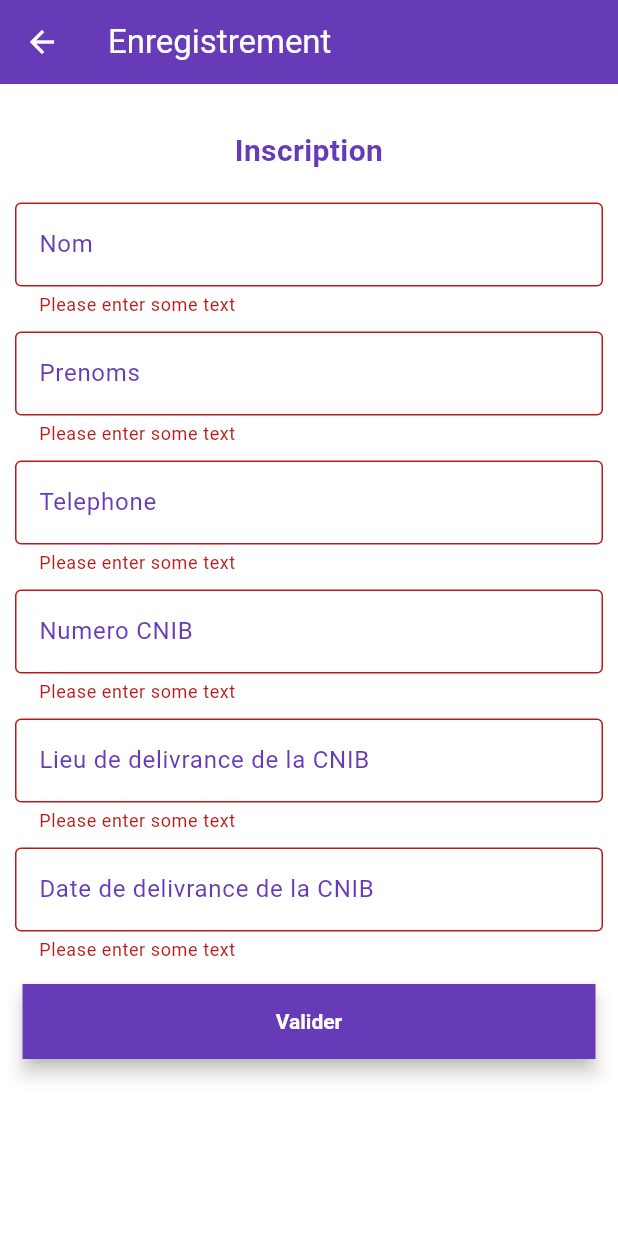
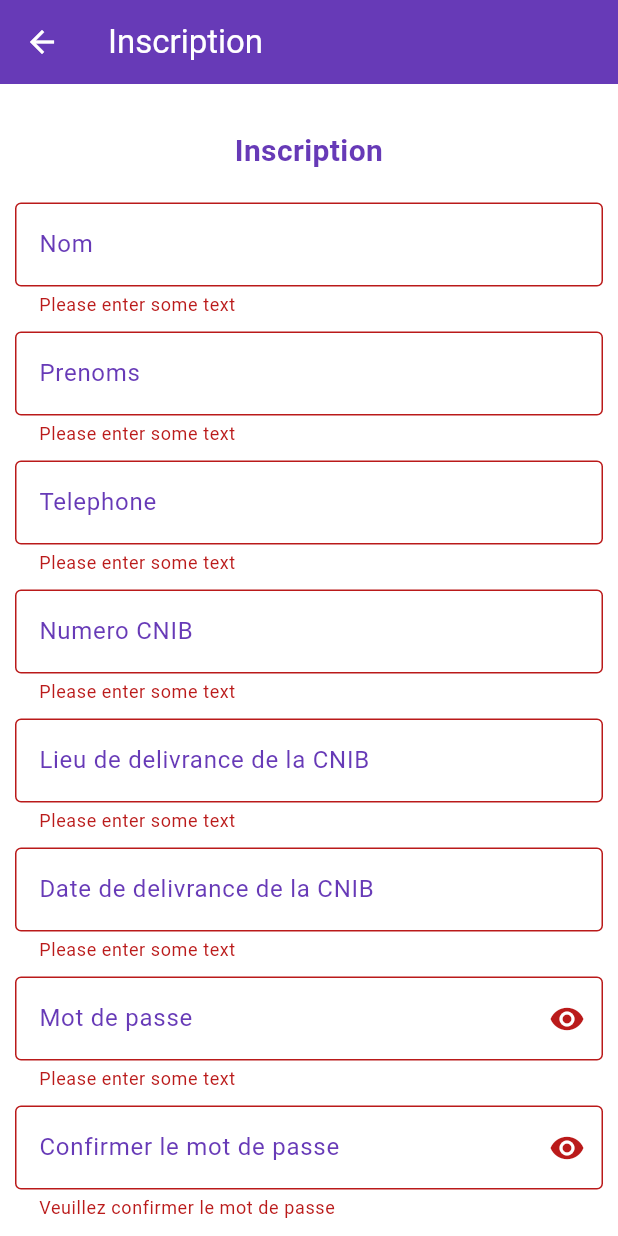
Before and after one commit to iree5/gespark, a Flutter app: the RegistrationPage screen opened directly, after a tap on "Valider", on a phone screen of 412 x 824 dp. Run offline on Flutter 3.47's test engine with Material 3 defaults, Android fonts, the light colour scheme and no system bars.

Commit message:
Correction des titres et ajout des champs de mot de passe dans la page d'inscription

```diff
--- a/lib/home_page.dart
+++ b/lib/home_page.dart
@@ -15,7 +15,7 @@ class _HomePageState extends State<HomePage> {
     Navigator.push(
       context,
       MaterialPageRoute(
-        builder: (context) => const RegistrationPage(title: 'Enregistrement'),
+        builder: (context) => const RegistrationPage(title: 'Inscription'),
       ),
     );
   }
@@ -66,7 +66,7 @@ class _HomePageState extends State<HomePage> {
                 width: double.infinity,
                 child: ElevatedButton(
                   onPressed: onPressed1,
-                  child: const Text('Enregistrez-vous'),
+                  child: const Text('Inscrivez-vous'),
                 ),
               ),
             ),
--- a/lib/registration_page.dart
+++ b/lib/registration_page.dart
@@ -19,8 +19,13 @@ class _RegistrationPageState extends State<RegistrationPage> {
   final TextEditingController _cnibLieuController = TextEditingController();
   final TextEditingController _cnibDateController = TextEditingController();
   final TextEditingController _usernameController = TextEditingController();
+  final TextEditingController _passwordController = TextEditingController();
+  final TextEditingController _confirmPasswordController =
+      TextEditingController();
   DateTime? _selectedDate;
   bool isLoading = false;
+  bool _obscurePassword = true;
+  bool _obscureConfirmPassword = true;
 
   Future<void> onPressed1() async {
     if (_formKey.currentState!.validate()) {
@@ -40,6 +45,7 @@ class _RegistrationPageState extends State<RegistrationPage> {
           //'cnib_date': _selectedDate != null ? _selectedDate!.toIso8601String() : '',
           'cnib_date': _cnibDateController.text,
           'cnib_lieu': _cnibLieuController.text,
+          'password': _passwordController.text,
         },
       );
 
@@ -212,6 +218,67 @@ class _RegistrationPageState extends State<RegistrationPage> {
 
                   SizedBox(height: 10),
 
+                  TextFormField(
+                    controller: _passwordController,
+                    decoration: InputDecoration(
+                      labelText: 'Mot de passe',
+                      hintText: 'Entrez un mot de passe',
+                      suffixIcon: IconButton(
+                        icon: Icon(
+                          _obscurePassword
+                              ? Icons.visibility
+                              : Icons.visibility_off,
+                        ),
+                        onPressed: () {
+                          setState(() {
+                            _obscurePassword = !_obscurePassword;
+                          });
+                        },
+                      ),
+                    ),
+                    obscureText: !_obscurePassword,
+                    validator: (value) {
+                      if (value == null || value.isEmpty) {
+                        return 'Please enter some text';
+                      }
+                      return null;
+                    },
+                  ),
+
+                  SizedBox(height: 10),
+
+                  TextFormField(
+                    controller: _confirmPasswordController,
+                    decoration: InputDecoration(
+                      labelText: 'Confirmer le mot de passe',
+                      hintText: 'Retapez le mot de passe',
+                      suffixIcon: IconButton(
+                        icon: Icon(
+                          _obscureConfirmPassword
+                              ? Icons.visibility
+                              : Icons.visibility_off,
+                        ),
+                        onPressed: () {
+                          setState(() {
+                            _obscureConfirmPassword = !_obscureConfirmPassword;
+                          });
+                        },
+                      ),
+                    ),
+                    obscureText: !_obscureConfirmPassword,
+                    validator: (value) {
+                      if (value == null || value.isEmpty) {
+                        return 'Veuillez confirmer le mot de passe';
+                      }
+                      if (value != _passwordController.text) {
+                        return 'Les mots de passe ne correspondent pas';
+                      }
+                      return null;
+                    },
+                  ),
+
+                  const SizedBox(height: 20),
+
                   Container(
                     margin: const EdgeInsets.all(5),
                     child: SizedBox(
```
